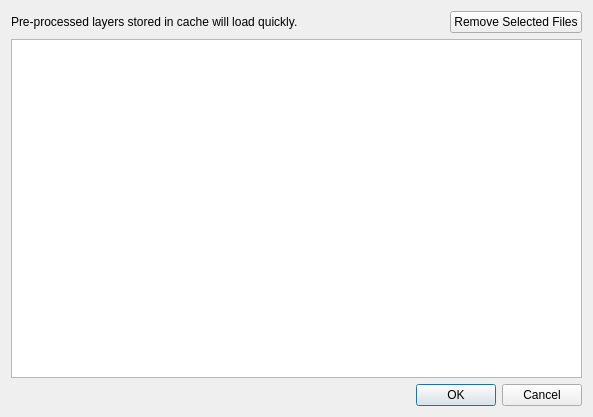
ssec/sift, file py/cspov/ui/open_cache_dialog.ui: the form before one commit.
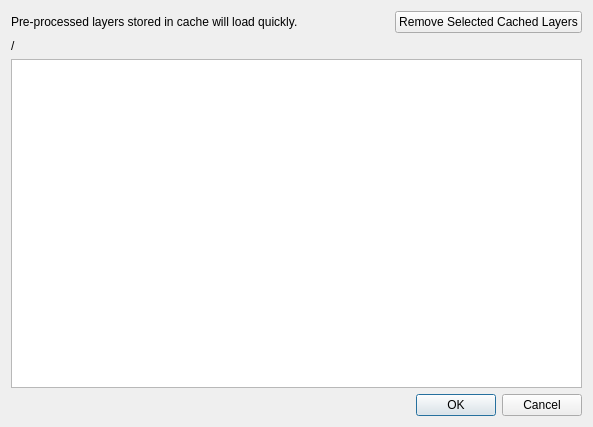
The form after the commit.

Commit message: common prefix display and button clarification

```diff
--- a/py/cspov/ui/open_cache_dialog.ui
+++ b/py/cspov/ui/open_cache_dialog.ui
@@ -7,7 +7,7 @@
     <x>0</x>
     <y>0</y>
     <width>593</width>
-    <height>417</height>
+    <height>427</height>
    </rect>
   </property>
   <property name="windowTitle">
@@ -39,12 +39,19 @@
      <item>
       <widget class="QPushButton" name="removeFromCacheButton">
        <property name="text">
-        <string>Remove Selected Files</string>
+        <string>Remove Selected Cached Layers</string>
        </property>
       </widget>
      </item>
     </layout>
    </item>
+   <item>
+    <widget class="QLabel" name="commonPathLabel">
+     <property name="text">
+      <string>/</string>
+     </property>
+    </widget>
+   </item>
    <item>
     <widget class="QListWidget" name="cacheListWidget">
      <property name="minimumSize">
```
The commit also changes 2 other files.
